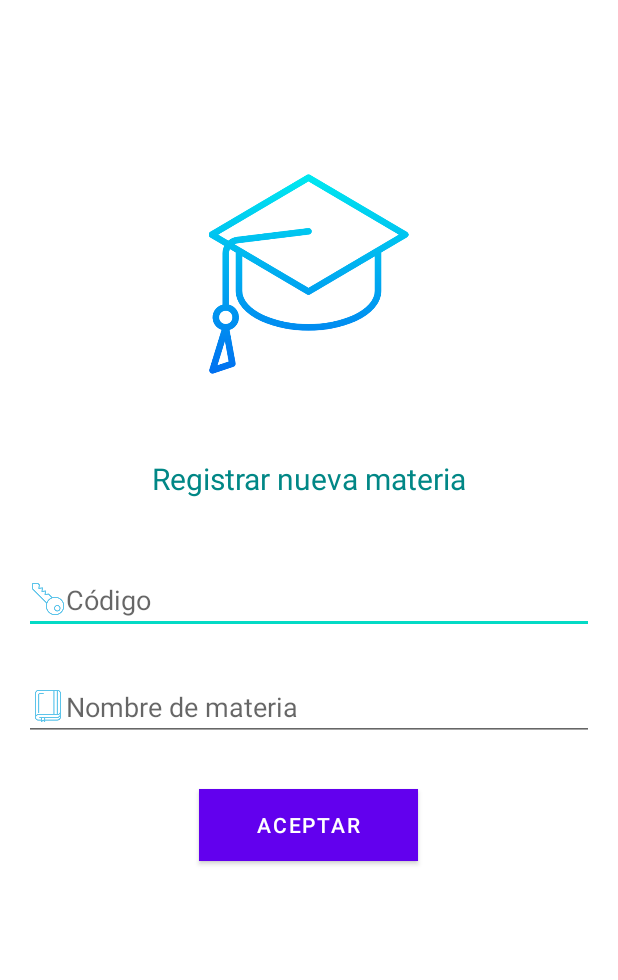
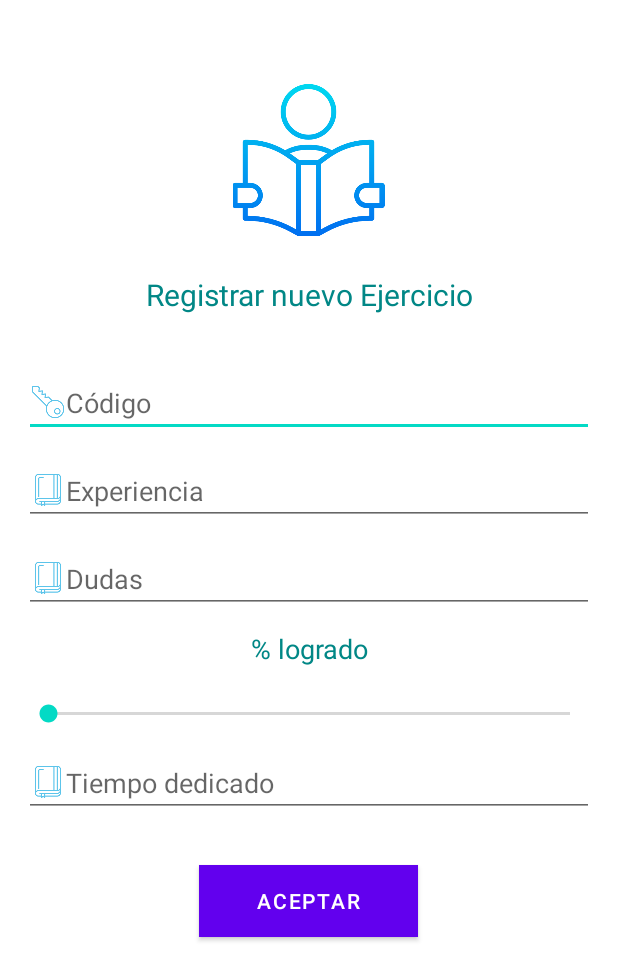
Before and after one commit to ZileidyAB/bitacoraAprendizaje, an Android app: the layout activity_registrar_ejercicio.xml on its own in the app's theme, with its tools: preview values and no code run, on a phone screen of 412 x 824 dp. Shown: the top 980 px of the screen. Run offline under Robolectric (Android 15) with nearby library versions, the phone set to English and light mode, and no system bars.

Commit message:
Agregado de registrar ejercicios

```diff
--- a/misgruposv01/src/main/AndroidManifest.xml
+++ b/misgruposv01/src/main/AndroidManifest.xml
@@ -19,20 +19,25 @@
         <activity android:name=".activities.AcercaDeActivity" />
         <activity android:name=".activities.CrearCuentaActivity" />
         <activity android:name=".activities.IniciarSesionActivity" />
+        <activity android:name=".activities.ListarEjercicioActivity"/>
+        <activity android:name=".activities.ListarItemActivity"/>
+        <activity android:name=".activities.ListarMateriaActivity" />
+        <activity android:name=".activities.ListarTemasActivity" />
+        <activity android:name=".activities.MenuMateriaPrincipalActivity" />
+
+        <activity android:name=".activities.MenuTemaPrincipalActivity"/>
+        <activity android:name=".activities.RegistrarEjercicioActivity"/>
+        <activity android:name=".activities.RegistrarItemActivity"/>
+        <activity android:name=".activities.RegistrarMateriaActivity" />
+        <activity android:name=".activities.RegistrarTemaActivity"/>
         <activity android:name=".activities.RestablecerContrasenhaActivity" />
-        <activity android:name=".activities.MenuMateriaPrincipalActivity" />
-        <activity android:name=".activities.ListarMateriaActivity" />
+        <activity android:name=".activities.SubmenuEjercicioActivity"/>
+        <activity android:name=".activities.SubmenuItemActivity"/>
+        <activity android:name=".activities.TemasPendientesActivity" />
         <activity android:name=".activities.VerPerfilActivity" />
-        <activity android:name=".activities.TemasPendientesActivity" />
-        <activity android:name=".activities.RegistrarMateriaActivity" />
-        <activity android:name=".activities.ListarTemasActivity" />
+
         <activity android:name=".MainActivity" />
-        <activity android:name=".activities.MenuTemaPrincipalActivity"/>
-        <activity android:name=".activities.ListarItemActivity"/>
-        <activity android:name=".activities.RegistrarTemaActivity"/>
-        <activity android:name=".activities.SubmenuItemActivity"/>
-        <activity android:name=".activities.SubmenuEjercicioActivity"/>
-        <activity android:name=".activities.ListarEjercicioActivity"/>
+
     </application>
 
 </manifest>
--- a/misgruposv01/src/main/java/py/com/misgruposv01/activities/ListarTemasActivity.java
+++ b/misgruposv01/src/main/java/py/com/misgruposv01/activities/ListarTemasActivity.java
@@ -74,6 +74,7 @@ public class ListarTemasActivity extends ListActivity {
             Log.d(tag, "Cantidad de temas: " + temas.size()); //CONTROL
             Log.i(tag, "TEMAS: " + unaMateria.getTemas()); //CONTROL
             setListAdapter(new TemaAdapter(this, temas)); //llamar adpatador de Temas
+//            listview.invalidateViews();
         }
     }
 
--- a/misgruposv01/src/main/res/layout/activity_registrar_ejercicio.xml
+++ b/misgruposv01/src/main/res/layout/activity_registrar_ejercicio.xml
@@ -12,15 +12,11 @@
 
     <ImageView
         android:id="@+id/imageView1"
-        android:layout_width="175dp"
-        android:layout_height="133dp"
-        android:layout_centerHorizontal="true"
-        android:layout_marginTop="100dp"
-        android:src="@drawable/graduarse" />
-
-    <!--VER img graduarse  android:drawableLeft="@drawable/graduarse"-->
-
-    <!--FALTAN ICONOS android:drawableLeft="@drawable/"-->
+        android:layout_width="119dp"
+        android:layout_height="101dp"
+        android:layout_marginLeft="130dp"
+        android:layout_marginTop="40dp"
+        android:src="@drawable/leer" />
 
     <TextView
         android:id="@+id/titulo_registrar_materia"
@@ -28,51 +24,88 @@
         android:layout_height="46dp"
         android:layout_below="@+id/imageView1"
         android:layout_gravity="center_horizontal"
-        android:layout_marginTop="56dp"
-        android:text="@string/registrarMateria"
+        android:layout_marginTop="25dp"
+        android:text="@string/titulo_registrar_ejercicio"
         android:textAlignment="center"
         android:textColor="@color/teal_700"
         android:textSize="20sp" />
 
     <EditText
-        android:id="@+id/codigo_nueva_materia"
+        android:id="@+id/codigo_registrar_ejercicio"
         android:layout_width="match_parent"
         android:layout_height="wrap_content"
         android:layout_below="@+id/titulo_registrar_materia"
+        android:layout_marginTop="17dp"
         android:drawableLeft="@drawable/logo_codigo"
-        android:layout_marginTop="26dp"
-        android:hint="@string/mensaje_codigo" />
+        android:hint="@string/mensaje_codigo_ejercicio" />
 
     <EditText
-        android:id="@+id/nombre_nueva_materia"
+        android:id="@+id/experiencia_registrar_ejercicio"
         android:layout_width="match_parent"
         android:layout_height="wrap_content"
-        android:layout_below="@+id/codigo_nueva_materia"
+        android:layout_below="@+id/codigo_registrar_ejercicio"
+        android:layout_marginTop="13dp"
         android:drawableLeft="@drawable/logo_materia"
-        android:layout_marginTop="26dp"
-        android:hint="@string/mensaje_materia" />
+        android:hint="@string/experiencia_registrar_ejercicio" />
 
-    <!--    <EditText-->
-    <!--        android:id="@+id/linea"-->
-    <!--        android:layout_width="382dp"-->
-    <!--        android:layout_height="wrap_content"-->
-    <!--        android:layout_below="@+id/nombre_nueva_materia"-->
-    <!--        android:layout_marginTop="80dp" />-->
+    <EditText
+        android:id="@+id/dudas_registrar_ejercicio"
+        android:layout_width="match_parent"
+        android:layout_height="wrap_content"
+        android:layout_below="@+id/experiencia_registrar_ejercicio"
+        android:layout_marginTop="13dp"
+        android:drawableLeft="@drawable/logo_materia"
+        android:hint="@string/duda_registrar_ejercicio" />
 
-    <!--    <EditText-->
-    <!--        android:id="@+id/notas_nueva_materia"-->
-    <!--        android:layout_width="379dp"-->
-    <!--        android:layout_height="wrap_content"-->
-    <!--        android:layout_below="@+id/linea"-->
-    <!--        android:layout_marginTop="56dp"-->
-    <!--        android:hint="@string/mensaje_nota"-->
-    <!--        android:visibility="visible" />-->
+    <TextView
+        android:id="@+id/intento"
+        android:layout_width="match_parent"
+        android:layout_height="46dp"
+        android:layout_below="@+id/dudas_registrar_ejercicio"
+        android:layout_gravity="center_horizontal"
+        android:layout_marginTop="11dp"
+        android:text="@string/porcentajeLogrado_registrar_ejercicio"
+        android:textAlignment="center"
+        android:textColor="@color/teal_700"
+        android:textSize="18dp" />
+
+    <SeekBar
+        android:id="@+id/seekBar"
+        android:layout_width="match_parent"
+        android:layout_height="20dp"
+        android:layout_centerHorizontal="true"
+        android:layout_centerVertical="true"
+        android:layout_below="@+id/intento"
+        android:max="50"
+        android:progress="0"
+        android:secondaryProgress="0" />
+
+    <EditText
+        android:id="@+id/tiempoDedicado_registrar_ejercicio"
+        android:layout_width="match_parent"
+        android:layout_height="wrap_content"
+        android:layout_below="@+id/seekBar"
+        android:layout_marginTop="13dp"
+        android:drawableLeft="@drawable/logo_materia"
+        android:hint="@string/tiempoDedicado_registrar_ejercicio" />
+
+<!--    <TextView-->
+<!--        android:id="@+id/tiempoDedicado_registrar_ejercicio"-->
+<!--        android:layout_width="match_parent"-->
+<!--        android:layout_height="46dp"-->
+<!--        android:layout_below="@+id/seekBar"-->
+<!--        android:layout_gravity="center_horizontal"-->
+<!--        android:layout_marginTop="11dp"-->
+<!--        android:text="@string/tiempoDedicado_registrar_ejercicio"-->
+<!--        android:textAlignment="center"-->
+<!--        android:textColor="@color/teal_700"-->
+<!--        android:textSize="15dp" />-->
 
     <Button
         android:id="@+id/button1"
         android:layout_width="146dp"
         android:layout_height="wrap_content"
-        android:layout_below="@+id/nombre_nueva_materia"
+        android:layout_below="@+id/tiempoDedicado_registrar_ejercicio"
         android:layout_centerInParent="true"
         android:layout_marginTop="32dp"
         android:background="@color/celeste"
--- a/misgruposv01/src/main/res/values/strings.xml
+++ b/misgruposv01/src/main/res/values/strings.xml
@@ -21,7 +21,6 @@
     <string name="mensaje_email">E-mail</string>
     <string name="mensaje_contrasenha">Contraseña</string>
     <string name="mensaje_contrasenhaConfirm">Confirmar contraseña</string>
-
 
     <!-- Layout Crear cuenta -->
     <string name="mensaje_ciCuenta">N° de CI</string>
@@ -81,6 +80,19 @@
     <string name="next">Next</string>
     <string name="previous">Previous</string>
 
+    <!-- Layout Registrar Ejercicio -->
+    <string name="titulo_registrar_ejercicio"> Registrar nuevo Ejercicio </string>
+    <string name="mensaje_codigo_ejercicio">Código</string>
+    <string name="experiencia_registrar_ejercicio"> Experiencia </string>
+    <string name="duda_registrar_ejercicio"> Dudas </string>
+    <string name="porcentajeLogrado_registrar_ejercicio"> % logrado </string>
+    <string name="tiempoDedicado_registrar_ejercicio"> Tiempo dedicado </string>
+
+
+    <!--    <string name="mensaje_FechaTema"> Fecha</string>-->
+<!--    <string name="mensaje_notaTema"> Agregar una nota</string>-->
+<!--    <string name="boton_aceptarTema"> Aceptar </string>-->
+
     <string name="hello_first_fragment">Hello first fragment</string>
     <string name="hello_second_fragment">Hello second fragment. Arg: %1$s</string>
 </resources>
```
Also changed, not shown: misgruposv01/src/main/res/drawable/leer.png (added).
